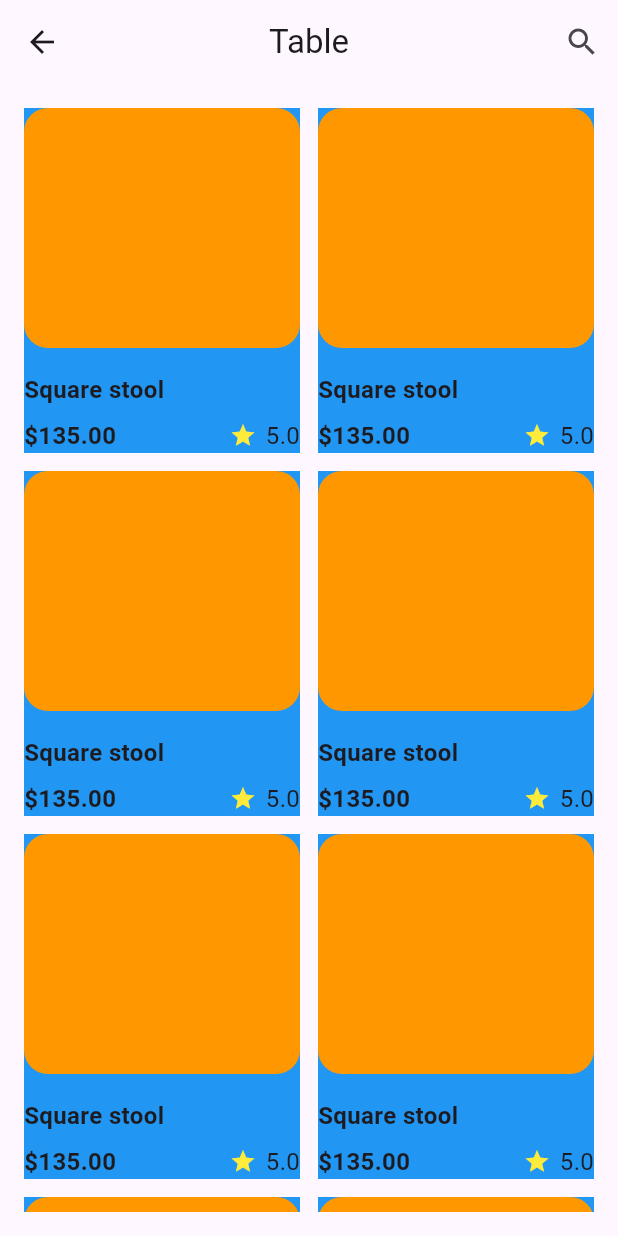
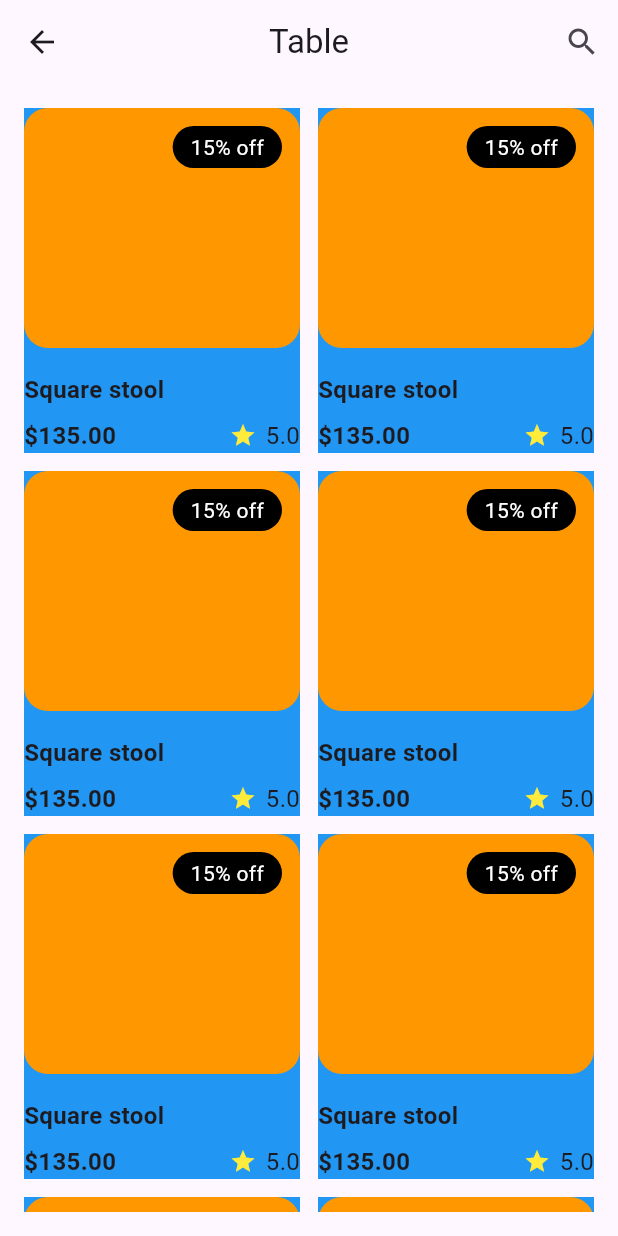
Before and after one commit to JAICHANGPARK/flutter_notebook_chapter_49, a Flutter app: the FurnitureTablePage screen opened directly, on a phone screen of 412 x 824 dp. Run offline on Flutter 3.47's test engine with Material 3 defaults, Android fonts, the phone set to English and light mode, and no system bars; our stand-ins replace dots_indicator, gap, google_fonts.

Commit message:
Update furniture_table_page.dart

```diff
--- a/lib/ep2460_furniture_app/ui/furniture_table_page.dart
+++ b/lib/ep2460_furniture_app/ui/furniture_table_page.dart
@@ -50,6 +50,11 @@ class _FurnitureTablePageState extends State<FurnitureTablePage> {
                                   shape: StadiumBorder(),
                                   color: Colors.black,
                                 ),
+                                padding: EdgeInsets.symmetric(horizontal: 12, vertical: 4),
+                                child: Text(
+                                  "15% off",
+                                  style: TextStyle(color: Colors.white),
+                                ),
                               ),
                             ),
                           ],
```
